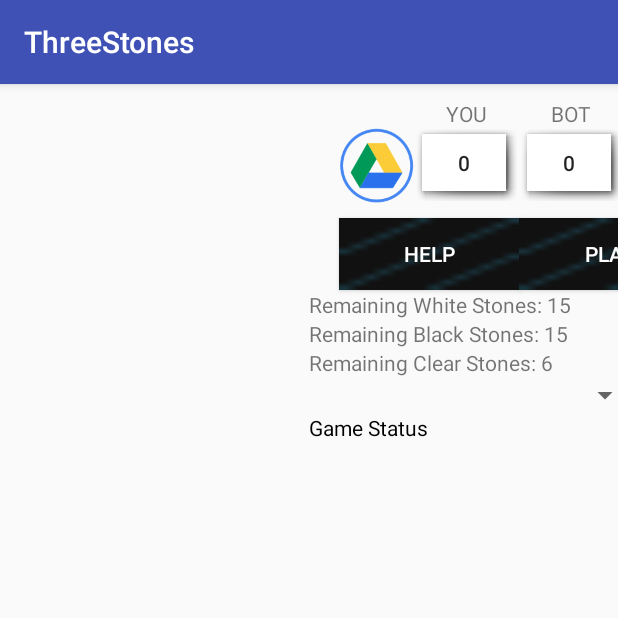
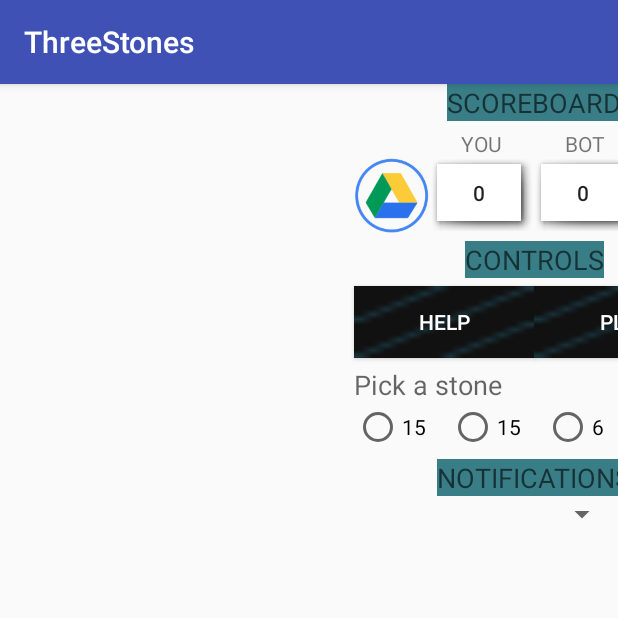
Before and after one commit to Viveckh/ThreeStones, an Android app: the ResultsActivity screen opened directly, with no data from a screen before it, on a phone screen of 412 x 824 dp, the top half of it. Run offline under Robolectric (Android 15) with nearby library versions, the phone set to English and light mode, and no system bars.

Commit message:
Added Radiobuttons and made the gameplay interface pretty dope. NEXT: NOTIFICATIONS!

```diff
--- a/app/src/main/res/layout/activity_results.xml
+++ b/app/src/main/res/layout/activity_results.xml
@@ -30,7 +30,20 @@
         android:layout_height="wrap_content"
         android:layout_weight="1"
         android:columnCount="32"
-        >
+        android:layout_marginLeft="10dp">
+
+        <TextView
+            android:layout_width="wrap_content"
+            android:layout_height="wrap_content"
+            android:textAppearance="?android:attr/textAppearanceMedium"
+            android:text="SCOREBOARD"
+            android:id="@+id/labelScoreBoard"
+            android:layout_row="0"
+            android:layout_column="2"
+            android:layout_columnSpan="4"
+            android:layout_marginLeft="20dp"
+            android:layout_gravity="center"
+            android:background="#397e87"/>
 
         <TextView
             android:layout_width="wrap_content"
@@ -40,7 +53,7 @@
             android:layout_row="1"
             android:layout_column="3"
             android:layout_gravity="center_horizontal"
-            android:layout_marginTop="10dp"/>
+            android:layout_marginTop="5dp"/>
 
         <TextView
             android:layout_width="wrap_content"
@@ -50,36 +63,78 @@
             android:layout_gravity="center_horizontal"
             android:layout_row="1"
             android:layout_column="4"
-            android:layout_marginTop="10dp"/>
-
-        <Spinner
-            android:layout_width="221dp"
-            android:layout_height="wrap_content"
-            android:id="@+id/stonePicker"
-            android:spinnerMode="dropdown"
-            android:layout_row="7"
-            android:layout_column="2"
-            android:layout_columnSpan="5"/>
-
-        <TextView android:text="Game Status"
-                  android:id="@+id/gameStatus"
-                  android:layout_width="wrap_content"
-                  android:layout_height="wrap_content"
-                  android:paddingBottom="10dp"
-                  android:gravity="center"
-                  android:textAlignment="center"
-                  android:textColor="@android:color/black"
-                  android:layout_row="8"
-                  android:layout_column="2"
-                  android:layout_columnSpan="5"/>
+            android:layout_marginTop="5dp"/>
 
         <TextView
             android:layout_width="wrap_content"
             android:layout_height="wrap_content"
-            android:text="Pick a Stone"
-            android:id="@+id/displayMsg"
+            android:textAppearance="?android:attr/textAppearanceMedium"
+            android:text="Pick a stone"
+            android:layout_row="5"
+            android:layout_column="2"
+            android:layout_marginLeft="20dp"
+            android:id="@+id/labelStonePicker"
+            android:layout_columnSpan="4"
+            android:layout_marginTop="5dp"/>
+
+        <RadioGroup
+            android:layout_width="wrap_content"
+            android:layout_height="match_parent"
+            android:layout_row="6"
+            android:layout_column="2"
+            android:layout_columnSpan="5"
+            android:layout_marginLeft="20dp"
+            android:id="@+id/radioStonePicker"
+            android:orientation="horizontal">
+
+            <RadioButton
+                android:layout_width="wrap_content"
+                android:layout_height="wrap_content"
+                android:text="15"
+                android:id="@+id/radioButton1"
+                android:checked="false"/>
+
+            <RadioButton
+                android:layout_width="wrap_content"
+                android:layout_height="wrap_content"
+                android:text="15"
+                android:id="@+id/radioButton2"
+                android:checked="false"
+                android:layout_marginLeft="15dp"/>
+
+            <RadioButton
+                android:layout_width="match_parent"
+                android:layout_height="wrap_content"
+                android:text="6"
+                android:id="@+id/radioButton3"
+                android:layout_gravity="center_horizontal"
+                android:checked="false"
+                android:layout_marginLeft="15dp"/>
+
+        </RadioGroup>
+
+        <TextView
+            android:layout_width="wrap_content"
+            android:layout_height="wrap_content"
+            android:textAppearance="?android:attr/textAppearanceMedium"
+            android:text="NOTIFICATIONS"
+            android:id="@+id/labelNotifications"
+            android:layout_row="7"
+            android:layout_column="2"
+            android:layout_columnSpan="4"
+            android:layout_gravity="center"
+            android:layout_marginLeft="20dp"
+            android:layout_marginTop="5dp"
+            android:background="#397e87"/>
+
+        <Spinner
+            android:layout_width="match_parent"
+            android:layout_height="wrap_content"
+            android:id="@+id/stonePicker"
+            android:spinnerMode="dropdown"
             android:layout_row="10"
-            android:layout_column="7" />
+            android:layout_column="2"
+            android:layout_columnSpan="5"/>
 
         <ImageButton
             android:layout_width="50dp"
@@ -99,13 +154,14 @@
             android:text="HELP"
             android:id="@+id/btnHelp"
             android:layout_gravity="center"
-            android:layout_row="3"
+            android:layout_row="4"
             android:layout_column="2"
             android:background="@drawable/notify_panel_notification_icon_bg"
             android:textColor="#ffffff"
             android:layout_columnSpan="2"
-            android:layout_marginTop="10dp"
-            android:layout_marginLeft="20dp"/>
+            android:layout_marginTop="5dp"
+            android:layout_marginLeft="20dp"
+            android:clickable="true"/>
 
         <Button
             android:layout_width="68dp"
@@ -115,7 +171,8 @@
             android:layout_row="2"
             android:layout_column="3"
             android:layout_gravity="center"
-            android:background="@android:drawable/picture_frame"/>
+            android:background="@android:drawable/picture_frame"
+            android:clickable="false"/>
 
         <Button
             style="?android:attr/buttonStyleSmall"
@@ -139,6 +196,20 @@
             android:background="@drawable/black_circle"
             />
 
+        <TextView
+            android:layout_width="wrap_content"
+            android:layout_height="wrap_content"
+            android:textAppearance="?android:attr/textAppearanceMedium"
+            android:text="CONTROLS"
+            android:id="@+id/labelControls"
+            android:layout_row="3"
+            android:layout_column="2"
+            android:layout_columnSpan="4"
+            android:layout_gravity="center"
+            android:layout_marginTop="5dp"
+            android:background="#397e87"
+            android:layout_marginLeft="20dp"/>
+
         <Button
             style="?android:attr/buttonStyleSmall"
             android:layout_width="120dp"
@@ -146,40 +217,13 @@
             android:text="PLAY"
             android:id="@+id/btnComputerPlay"
             android:layout_gravity="center"
-            android:layout_row="3"
+            android:layout_row="4"
             android:layout_column="4"
             android:background="@drawable/notify_panel_notification_icon_bg"
             android:textColor="#ffffff"
             android:layout_columnSpan="2"
-            android:layout_marginTop="10dp"
-            />
-
-        <TextView
-            android:layout_width="196dp"
-            android:layout_height="wrap_content"
-            android:text="Remaining White Stones: 15"
-            android:id="@+id/remWhite"
-            android:layout_row="4"
-            android:layout_column="2"
-            android:layout_columnSpan="5"/>
-
-        <TextView
-            android:layout_width="wrap_content"
-            android:layout_height="wrap_content"
-            android:text="Remaining Black Stones: 15"
-            android:id="@+id/remBlack"
-            android:layout_row="5"
-            android:layout_column="2"
-            android:layout_columnSpan="5"/>
-
-        <TextView
-            android:layout_width="wrap_content"
-            android:layout_height="wrap_content"
-            android:text="Remaining Clear Stones: 6"
-            android:id="@+id/remClear"
-            android:layout_row="6"
-            android:layout_column="2"
-            android:layout_columnSpan="5"/>
+            android:layout_marginTop="5dp"
+            android:clickable="true"/>
 
     </GridLayout>
 
```
Also changed, not shown: app/src/main/AndroidManifest.xml (+17 -2 lines), app/src/main/java/com/viveckh/threestones/GameActivity.java (+121 -30 lines).
